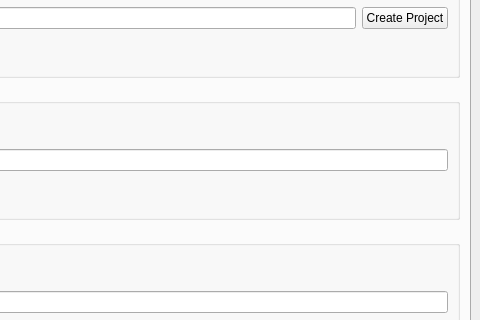
First picture: the form in loc_flow_isp/resources/designer_uis/loc_flow.ui, repository rcabdia/SurfQuake, before the edit; both pictures show x 753 to 1233 and y 263 to 583 of the 1233 by 667 pixel window.
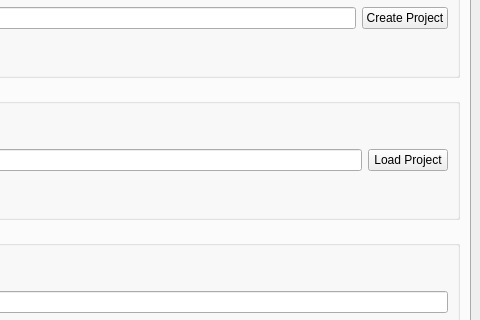
Second picture: the form after the edit. The open tabs and pages were chosen to show the change.

Commit message: Including loading Project

Patch:
```diff
--- a/loc_flow_isp/resources/designer_uis/loc_flow.ui
+++ b/loc_flow_isp/resources/designer_uis/loc_flow.ui
@@ -109,6 +109,13 @@
            <item row="0" column="2">
             <widget class="QLineEdit" name="nameForm"/>
            </item>
+           <item row="0" column="3">
+            <widget class="QPushButton" name="loadProjectBtn">
+             <property name="text">
+              <string>Load Project</string>
+             </property>
+            </widget>
+           </item>
           </layout>
          </widget>
         </item>
```
Left out of the diff: 4 changed lines with no effect on the pictures. The commit also changes 1 other file.
